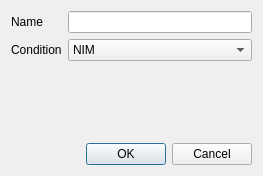
flueke/mvme, file src/event_config_dialog.ui: the form before one commit.
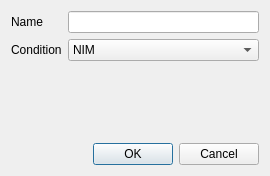
The form after the commit.

The edit to the form file:
```diff
--- a/src/event_config_dialog.ui
+++ b/src/event_config_dialog.ui
@@ -6,7 +6,7 @@
    <rect>
     <x>0</x>
     <y>0</y>
-    <width>263</width>
+    <width>270</width>
     <height>174</height>
    </rect>
   </property>
```
Left out of the diff: 20 changed lines with no effect on the pictures.
